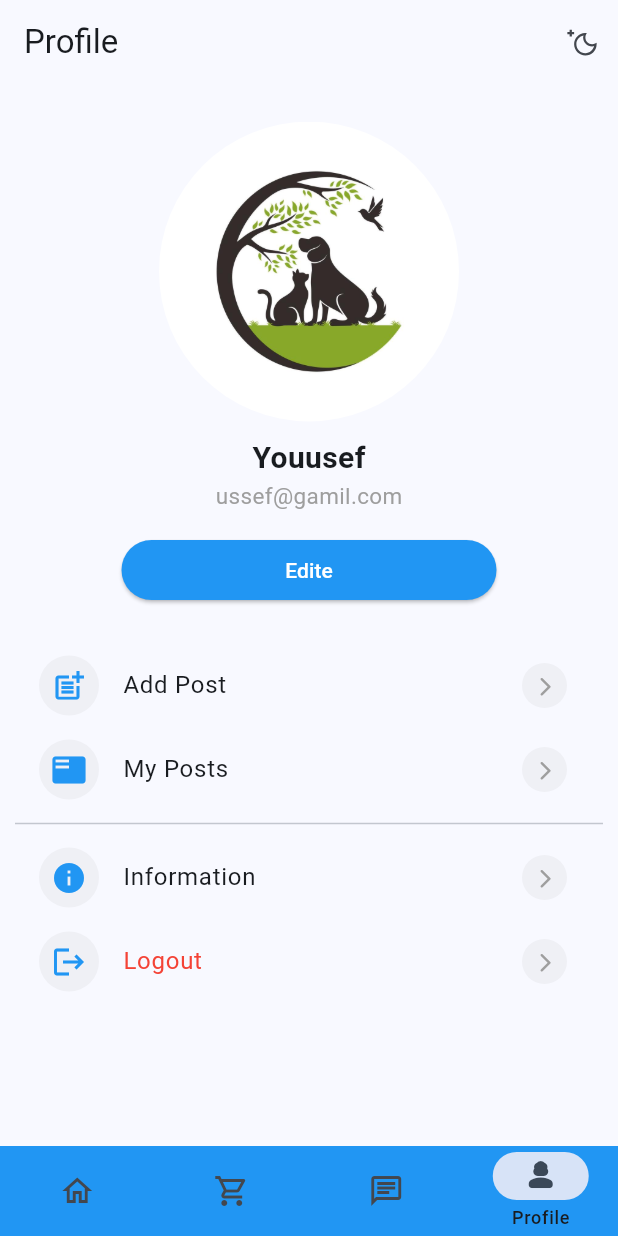
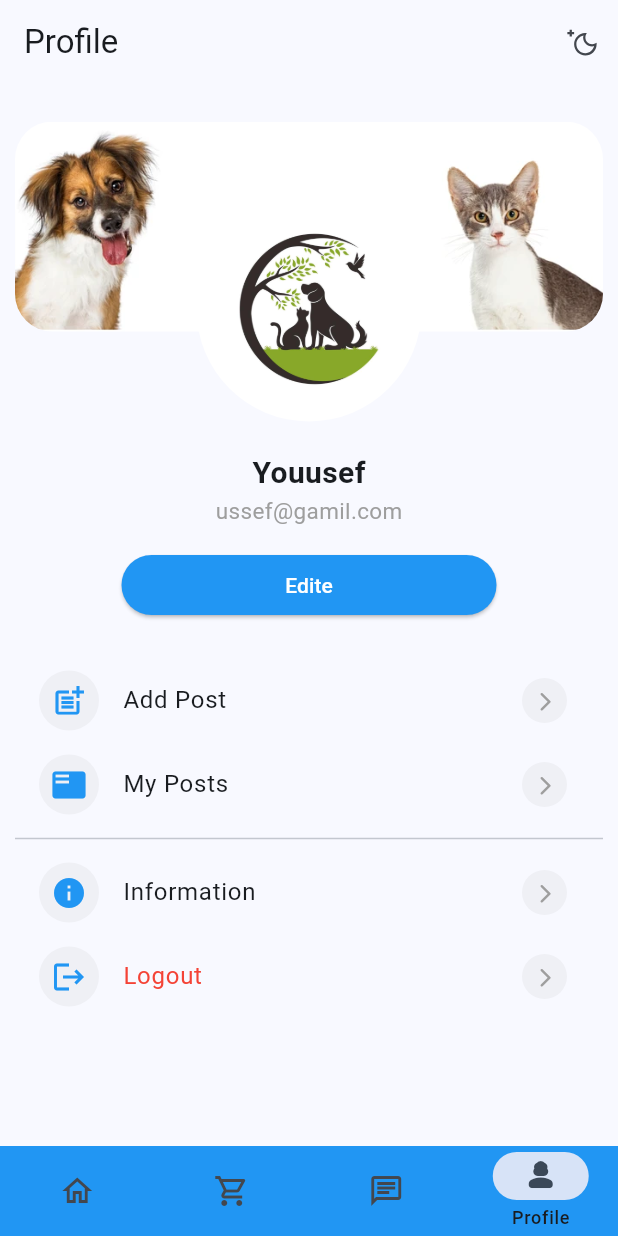
Before and after one commit to YoussefAshraf22/PeTopia, a Flutter app: the screen it shows after launch, item 4 of the bottom bar chosen, on a phone screen of 412 x 824 dp. Run offline on Flutter 3.47's test engine with Material 3 defaults, Android fonts, the light colour scheme and no system bars; our stand-ins replace icons_plus, image_picker, snippet_coder_utils; missing offline and left inert: api_cache_manager; accounts and stored records are empty.

Commit message:
profile page

```diff
--- a/lib/pages/profile/profile_page.dart
+++ b/lib/pages/profile/profile_page.dart
@@ -30,10 +30,24 @@ class ProfilePage extends StatelessWidget {
               crossAxisAlignment: CrossAxisAlignment.center,
               mainAxisSize: MainAxisSize.min,
               children: [
-                Center(
+                Stack(
+                  children: [
+                    Container(
+                      height: 140,
+                      width: double.infinity,
+                      decoration: BoxDecoration(
+                          image: const DecorationImage(
+                              image: AssetImage(
+                                  'assets/images/profile_cover.webp'),
+                              fit: BoxFit.cover),
+                          borderRadius: BorderRadius.circular(25)),
+                    ),
+                    Padding(
+                      padding: const EdgeInsets.only(top: 50, bottom: 20),
+                      child: Center(
                         child: SizedBox(
-                    height: 200,
-                    width: 200,
+                          height: 150,
+                          width: 150,
                           child: ClipRRect(
                             borderRadius: BorderRadius.circular(100),
                             child: const Image(
@@ -44,8 +58,8 @@ class ProfilePage extends StatelessWidget {
                           ),
                         ),
                       ),
-                const SizedBox(
-                  height: 10,
+                    ),
+                  ],
                 ),
                 const Text(
                   'Youusef',
```
Lines whose indentation alone changed are shown as unchanged.
